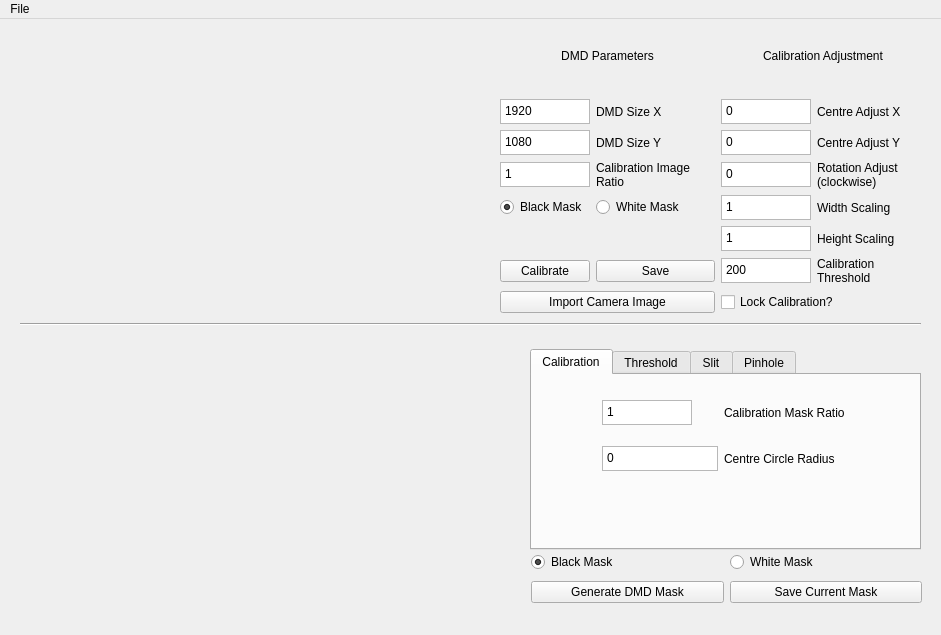
Old version of the form appMainWindow.ui in the repository JoeWolf92/DMD-PyCalibration.
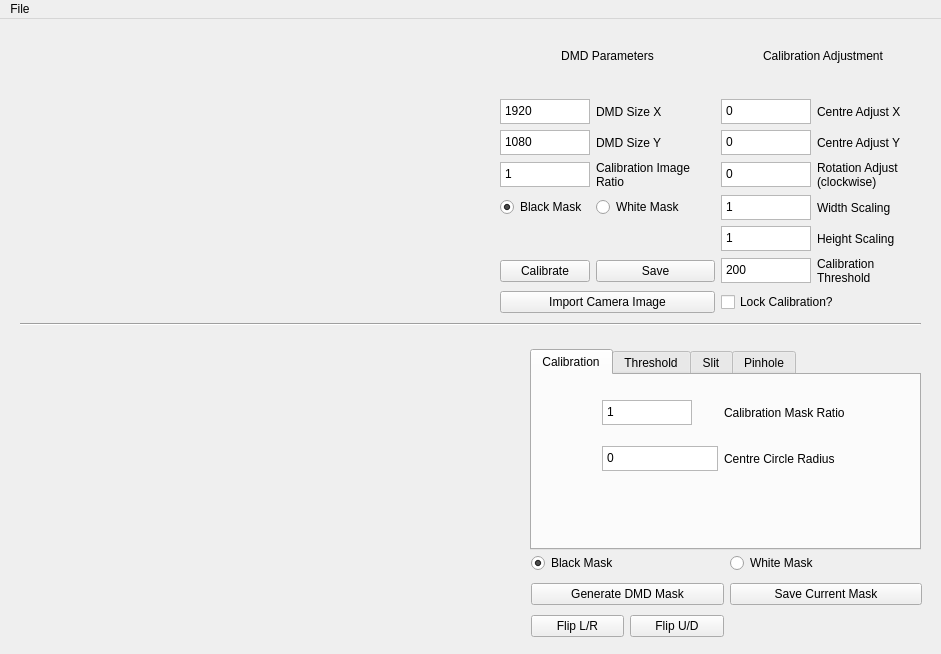
New version of the form. Icons and pictures are not drawn.

Commit message: Large DMD image size fix and flip btns added

Patch:
```diff
--- a/appMainWindow.ui
+++ b/appMainWindow.ui
@@ -7,7 +7,7 @@
     <x>0</x>
     <y>0</y>
     <width>941</width>
-    <height>635</height>
+    <height>654</height>
    </rect>
   </property>
   <property name="sizePolicy">
@@ -935,7 +935,7 @@
       <x>531</x>
       <y>530</y>
       <width>391</width>
-      <height>58</height>
+      <height>92</height>
      </rect>
     </property>
     <layout class="QGridLayout" name="gridLayout_2">
@@ -976,6 +976,20 @@
        </property>
       </widget>
      </item>
+     <item row="2" column="0">
+      <widget class="QPushButton" name="btn_FlipLR">
+       <property name="text">
+        <string>Flip L/R</string>
+       </property>
+      </widget>
+     </item>
+     <item row="2" column="1">
+      <widget class="QPushButton" name="btn_FlipUD">
+       <property name="text">
+        <string>Flip U/D</string>
+       </property>
+      </widget>
+     </item>
     </layout>
    </widget>
   </widget>
```
Left out of the diff: 26 changed lines with no effect on the pictures. The commit also changes 7 other files.
